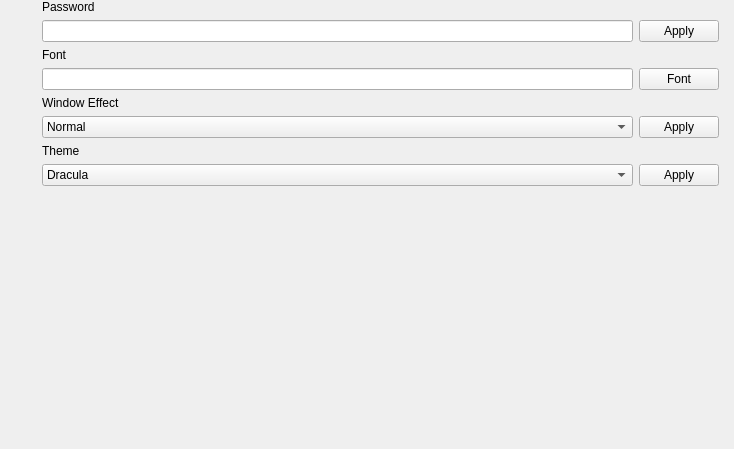
Qt form DTModule/Ui_DTSetting.ui (Holence/DTPySide) before a commit.
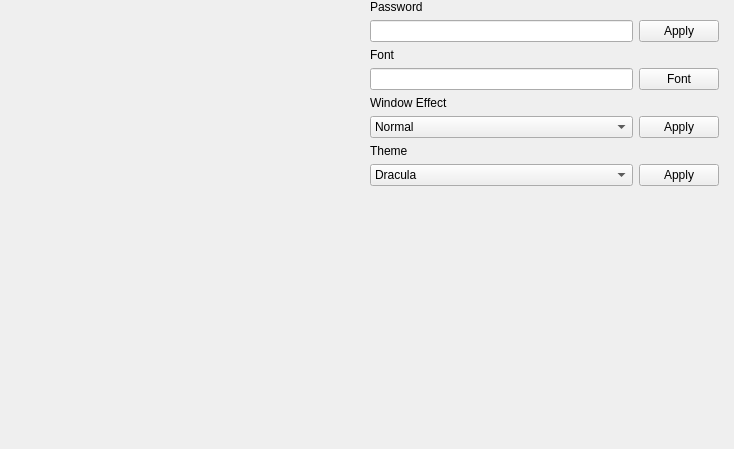
The same form after that commit.

```diff
--- a/DTModule/Ui_DTSetting.ui
+++ b/DTModule/Ui_DTSetting.ui
@@ -28,18 +28,6 @@
    </property>
    <item>
     <widget class="QListWidget" name="listWidget_buttons">
-     <property name="minimumSize">
-      <size>
-       <width>36</width>
-       <height>0</height>
-      </size>
-     </property>
-     <property name="maximumSize">
-      <size>
-       <width>36</width>
-       <height>16777215</height>
-      </size>
-     </property>
      <property name="styleSheet">
       <string notr="true">QListWidget {background: transparent;}</string>
      </property>
@@ -68,7 +56,7 @@
       <enum>QAbstractItemView::ScrollPerPixel</enum>
      </property>
      <property name="spacing">
-      <number>3</number>
+      <number>2</number>
      </property>
     </widget>
    </item>
@@ -107,7 +95,7 @@
            <rect>
             <x>0</x>
             <y>0</y>
-            <width>692</width>
+            <width>364</width>
             <height>449</height>
            </rect>
           </property>
```
Left out of the diff: 26 changed lines with no effect on the pictures.
